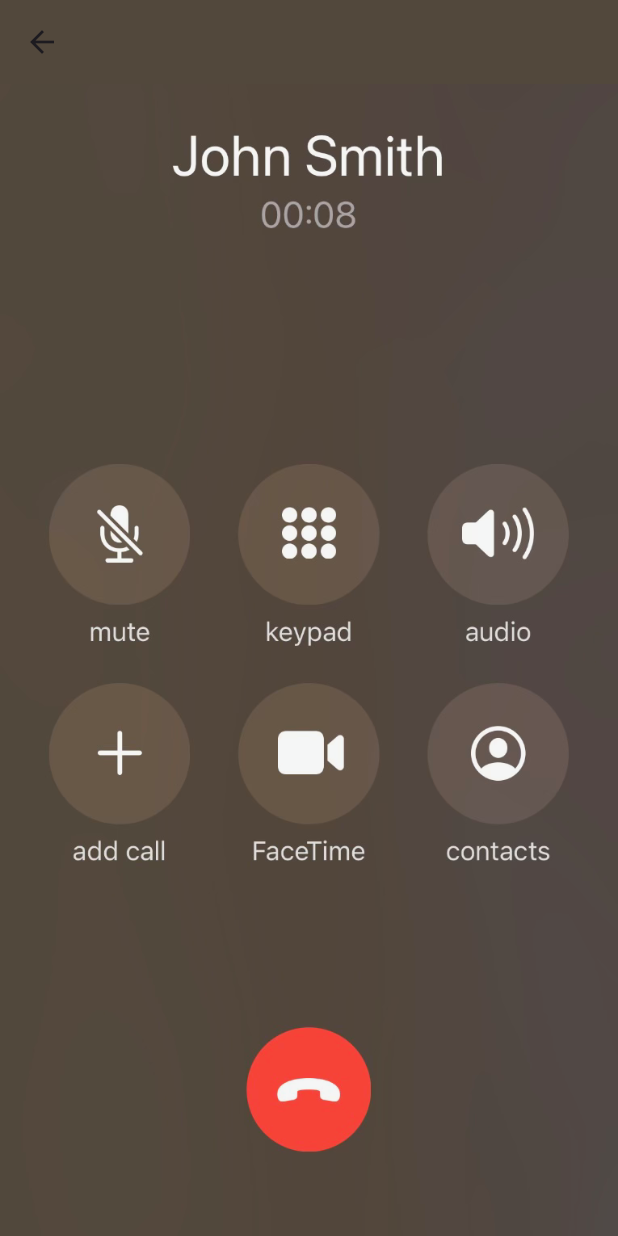
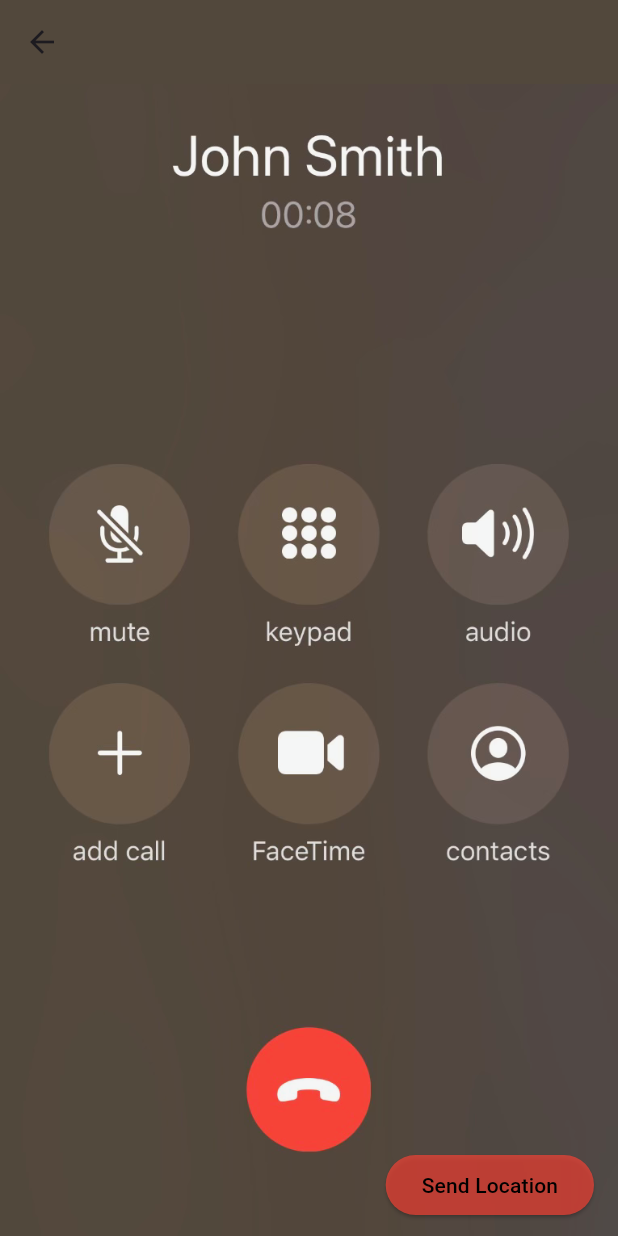
Before and after one commit to jahnvidave04/ShieldHer, a Flutter app: the PhoneCall screen opened directly, on a phone screen of 412 x 824 dp. Run offline on Flutter 3.47's test engine with Material 3 defaults, Android fonts, the light colour scheme and no system bars.

Commit message:
send location button

```diff
--- a/shieldher/lib/phonecall.dart
+++ b/shieldher/lib/phonecall.dart
@@ -9,7 +9,7 @@ class PhoneCall extends StatelessWidget {
       ),
       body: Center (
         child: PhoneScreen ()
-      )
+      ),
     );
   }
 }
@@ -17,13 +17,50 @@ class PhoneCall extends StatelessWidget {
 class PhoneScreen extends StatelessWidget {
   @override
   Widget build(BuildContext context) {
-    return Container(
-      decoration: BoxDecoration(
-        image: DecorationImage(
-          image: AssetImage('assets/phonecall.png'),
-          fit: BoxFit.cover,
+    return Stack(
+      children: [
+        Container(
+          decoration: BoxDecoration(
+            image: DecorationImage(
+              image: AssetImage('assets/phonecall.png'),
+              fit: BoxFit.cover,
+            ),
+          ),
         ),
-      ),
+        Positioned (
+          bottom: 10,
+          right: 16,
+          child: ElevatedButton (
+            onPressed: () {
+              showDialog(
+                context: context,
+                builder: (BuildContext context) {
+                  return AlertDialog(
+                    title: Text("Location Sent"),
+                    content: Text("Your location has been sent to your emergency contacts"),
+                    actions: [
+                      TextButton(
+                        child: Text("Close",
+                          style: TextStyle (
+                              color: Colors.black,
+                            )),
+                        onPressed: () {
+                          Navigator.of(context).pop();
+                        },
+                      ),
+                    ],
+                  );
+                },
+              );
+            },
+            child: Text("Send Location"),
+            style: ButtonStyle (
+              backgroundColor: MaterialStateProperty.all<Color>(Colors.red.withOpacity(0.7)),
+              foregroundColor: MaterialStateProperty.all<Color>(Colors.black),
+            )
+          ),
+        ),
+      ],
     );
   }
 }
```
